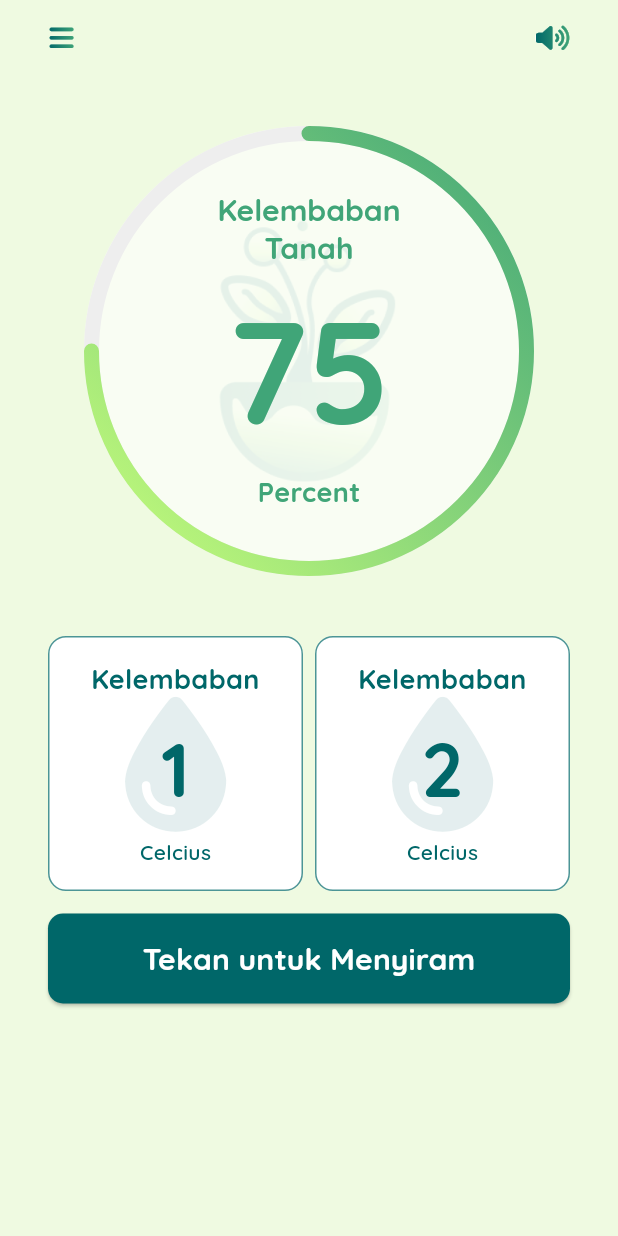
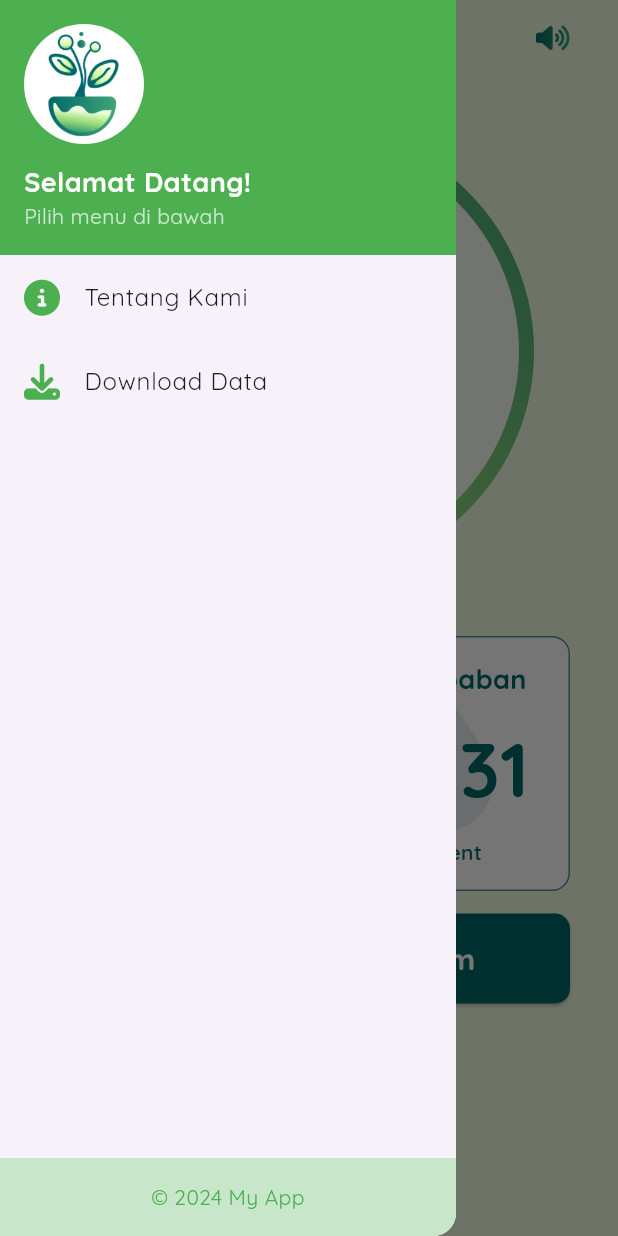
Before and after one commit to bayufadayan/leafy-iot-plant-watering-system, a Flutter app: the screen it shows after launch, with the side drawer open (before the commit the screen has no drawer), on a phone screen of 412 x 824 dp. Run offline on Flutter 3.47's test engine with Material 3 defaults, Android fonts, the phone set to English and light mode, and no system bars; drawn by our look-alikes of percent_indicator; our stand-ins replace font_awesome_flutter, google_fonts.

Commit message:
add drawer

```diff
--- a/lib/components/card.dart
+++ b/lib/components/card.dart
@@ -7,6 +7,7 @@ class MyCard extends StatefulWidget {
   final String title;
   final Color headerColor;
   final Color valueColor;
+  final String unit;
 
   // Constructor
   const MyCard({
@@ -16,6 +17,7 @@ class MyCard extends StatefulWidget {
     required this.title,
     required this.headerColor,
     required this.valueColor,
+    required this.unit,
   });
 
   @override
@@ -77,7 +79,7 @@ class _MyCardState extends State<MyCard> {
                     ),
                   ),
                   Text(
-                    "Celcius",
+                    widget.unit,
                     style: GoogleFonts.quicksand(
                       fontWeight: FontWeight.w600,
                       fontSize: 14.0,
--- /dev/null
+++ b/lib/components/drawer.dart
@@ -0,0 +1,97 @@
+import 'package:flutter/material.dart';
+import 'package:font_awesome_flutter/font_awesome_flutter.dart';
+
+class MyDrawer extends StatelessWidget {
+  const MyDrawer({super.key});
+
+  @override
+  Widget build(BuildContext context) {
+    return Drawer(
+      shape: const RoundedRectangleBorder(
+        borderRadius: BorderRadius.only(
+            topLeft: Radius.zero,
+            topRight: Radius.zero,
+            bottomLeft: Radius.zero,
+            bottomRight: Radius.circular(15.0)),
+      ),
+      semanticLabel: "Menu",
+      child: Column(
+        children: [
+          Container(
+            padding: const EdgeInsets.all(16.0),
+            width: double.infinity,
+            color: Colors.green,
+            child: const SafeArea(
+              child: Column(
+                crossAxisAlignment: CrossAxisAlignment.start,
+                children: [
+                  CircleAvatar(
+                    radius: 40.0,
+                    backgroundColor: Colors.white,
+                    backgroundImage: AssetImage('images/logo 1.png'),
+                  ),
+                  SizedBox(height: 12),
+                  Text(
+                    'Selamat Datang!',
+                    style: TextStyle(
+                      fontSize: 18.0,
+                      fontWeight: FontWeight.bold,
+                      color: Colors.white,
+                    ),
+                  ),
+                  Text(
+                    'Pilih menu di bawah',
+                    style: TextStyle(
+                      fontSize: 14.0,
+                      color: Colors.white70,
+                    ),
+                  ),
+                ],
+              ),
+            ),
+          ),
+          Expanded(
+            child: ListView(
+              children: [
+                ListTile(
+                  leading: const Icon(
+                    FontAwesomeIcons.circleInfo,
+                    color: Colors.green,
+                  ),
+                  title: const Text(
+                    'Tentang Kami',
+                    style: TextStyle(fontSize: 16.0),
+                  ),
+                  onTap: () {},
+                ),
+                ListTile(
+                  leading: const Icon(
+                    FontAwesomeIcons.download,
+                    color: Colors.green,
+                  ),
+                  title: const Text(
+                    'Download Data',
+                    style: TextStyle(fontSize: 16.0),
+                  ),
+                  onTap: () {},
+                ),
+              ],
+            ),
+          ),
+
+          // Footer
+          Container(
+            padding: const EdgeInsets.all(16.0),
+            width: double.infinity,
+            color: Colors.green.shade100,
+            child: const Text(
+              '© 2024 My App',
+              textAlign: TextAlign.center,
+              style: TextStyle(fontSize: 14.0, color: Colors.green),
+            ),
+          ),
+        ],
+      ),
+    );
+  }
+}
--- a/lib/home_screen.dart
+++ b/lib/home_screen.dart
@@ -1,6 +1,7 @@
 import 'package:flutter/material.dart';
 import 'package:font_awesome_flutter/font_awesome_flutter.dart';
 import 'package:iot_app/components/card.dart';
+import 'package:iot_app/components/drawer.dart';
 import 'package:percent_indicator/circular_percent_indicator.dart';
 import 'package:google_fonts/google_fonts.dart';
 
@@ -19,9 +20,13 @@ class _HomeScreenState extends State<HomeScreen> {
     FontAwesomeIcons.droplet
   ];
 
+  final GlobalKey<ScaffoldState> _scaffoldKey = GlobalKey<ScaffoldState>();
+
   @override
   Widget build(BuildContext context) {
     return Scaffold(
+      key: _scaffoldKey,
+      drawer: const MyDrawer(),
       backgroundColor: const Color.fromARGB(255, 239, 250, 225),
       body: SafeArea(
           child: Padding(
@@ -36,11 +41,13 @@ class _HomeScreenState extends State<HomeScreen> {
                     colors: [Color(0xFF006769), Color(0xFF40A578)],
                     tileMode: TileMode.mirror,
                   ).createShader(bounds),
+                  child: GestureDetector(
+                    onTap: () => _scaffoldKey.currentState?.openDrawer(),
                     child: const Icon(
                       FontAwesomeIcons.bars,
                       size: 18.0,
-                    color: Colors
-                        .white, // The color here is ignored due to ShaderMask
+                      color: Colors.white,
+                    ),
                   ),
                 ),
                 ShaderMask(
@@ -48,13 +55,16 @@ class _HomeScreenState extends State<HomeScreen> {
                     colors: [Color(0xFF006769), Color(0xFF40A578)],
                     tileMode: TileMode.mirror,
                   ).createShader(bounds),
-                  child: const Padding(
-                    padding: EdgeInsets.only(right: 5.0),
-                    child: Icon(
+                  child: Padding(
+                    padding: const EdgeInsets.only(right: 5.0),
+                    child: GestureDetector(
+                      onTap: () {},
+                      child: const Icon(
                         FontAwesomeIcons.volumeHigh,
                         size: 18.0,
                         color: Colors
                             .white, // The color here is ignored due to ShaderMask
+                      ),
                     ),
                   ),
                 ),
@@ -151,22 +161,30 @@ class _HomeScreenState extends State<HomeScreen> {
             SizedBox(
               height: 175,
               child: Expanded(
-                child: GridView.builder(
+                child: GridView(
                   gridDelegate: const SliverGridDelegateWithFixedCrossAxisCount(
                     crossAxisCount: 2,
                     crossAxisSpacing: 8.0,
                     mainAxisSpacing: 8.0,
                   ),
-                  itemCount: 2,
-                  itemBuilder: (context, index) {
-                    return MyCard(
-                      value: '${index + 1}',
+                  children: const <Widget>[
+                    MyCard(
+                      value: '23.43',
+                      icon: FontAwesomeIcons.temperatureHalf,
+                      title: 'Suhu',
+                      headerColor: Color(0xFF006769),
+                      valueColor: Colors.black,
+                      unit: "Celsius",
+                    ),
+                    MyCard(
+                      value: '72.31',
                       icon: FontAwesomeIcons.droplet,
                       title: 'Kelembaban',
-                      headerColor: const Color(0xFF006769),
+                      headerColor: Color(0xFF006769),
                       valueColor: Colors.black,
-                    );
-                  },
+                      unit: "Percent",
+                    ),
+                  ],
                 ),
               ),
             ),
```
Lines whose indentation alone changed are shown as unchanged.
